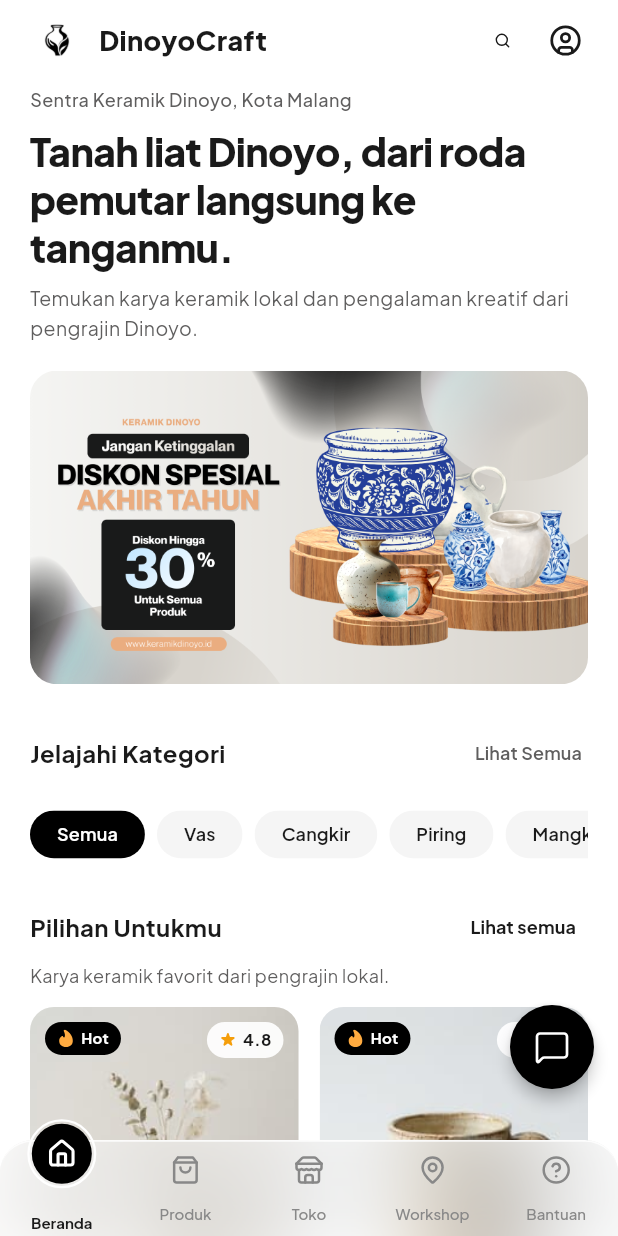
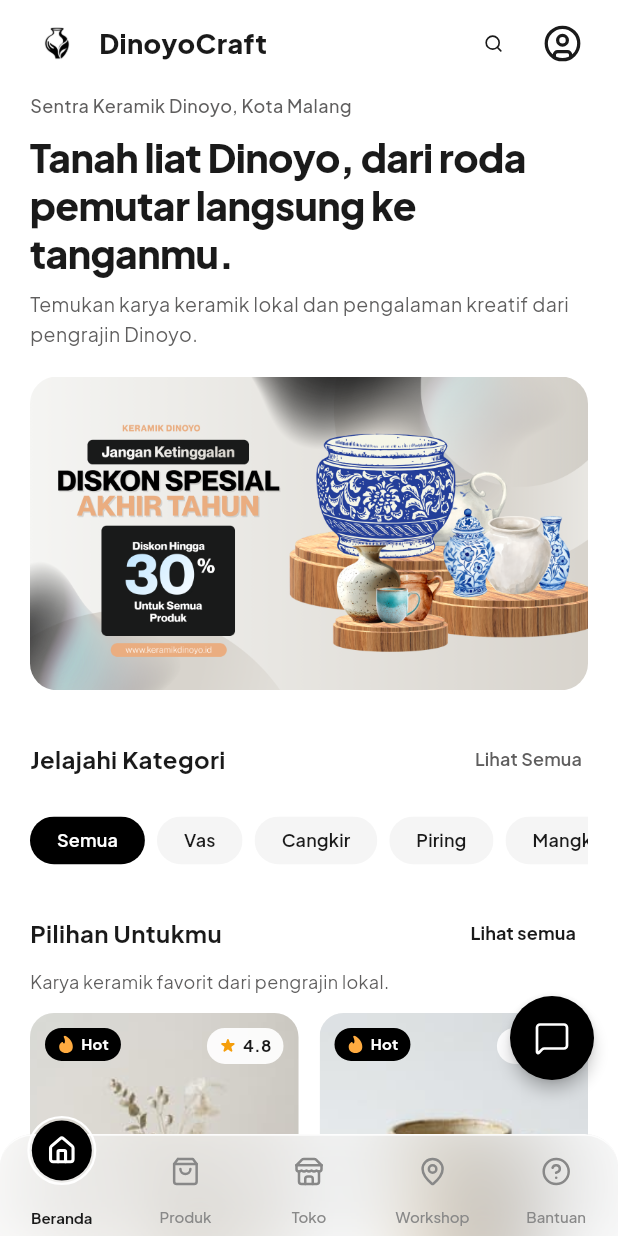
Before and after one commit to alifarda126/DinoyoCraftApp, a Flutter app: the screen it shows after launch, after a tap on "Mulai Menjelajah", after a tap on "Masuk", after a tap on "Masuk dengan Google", on a phone screen of 412 x 824 dp. Run offline on Flutter 3.47's test engine with Material 3 defaults, Android fonts, the light colour scheme and no system bars; our stand-ins replace flutter_svg, go_router, google_fonts.

Commit message:
Fix: navbar overflow, chatbot gesture nav, header icon size

```diff
--- a/lib/core/widgets/dc_app_header.dart
+++ b/lib/core/widgets/dc_app_header.dart
@@ -63,8 +63,8 @@ class _IconBtn extends StatelessWidget {
         padding: const EdgeInsets.all(8),
         child: SvgPicture.asset(
           asset,
-          width: 22,
-          height: 22,
+          width: 26,
+          height: 26,
           colorFilter: const ColorFilter.mode(AppColors.ink, BlendMode.srcIn),
         ),
       ),
--- a/lib/core/widgets/dc_bottom_nav.dart
+++ b/lib/core/widgets/dc_bottom_nav.dart
@@ -26,14 +26,15 @@ class DcBottomNav extends StatelessWidget {
   ];
 
   // Tinggi bar konten (tanpa safe area)
-  static const double _barHeight = 64.0;
-  // Ruang ekstra di atas agar icon yang pop-up tidak terpotong
-  static const double _overflowTop = 18.0;
+  static const double _barHeight = 68.0;
+  // Ruang ekstra di atas agar icon pop-up tidak terpotong
+  static const double _overflowTop = 20.0;
 
   @override
   Widget build(BuildContext context) {
     final rawBottom = MediaQuery.paddingOf(context).bottom;
-    final bottomPad = rawBottom.clamp(0.0, 8.0);
+    // Beri ruang gesture navigation bar Android (max 20px)
+    final bottomPad = rawBottom.clamp(0.0, 20.0);
     final totalHeight = _barHeight + bottomPad + _overflowTop;
 
     return SizedBox(
@@ -113,17 +114,25 @@ class _NavItemWidget extends StatelessWidget {
 
   @override
   Widget build(BuildContext context) {
+    // TweenAnimationBuilder pakai Transform.translate → animasi pop
+    // TANPA mempengaruhi layout (tidak overflow)
     return Column(
+      mainAxisSize: MainAxisSize.min,
       mainAxisAlignment: MainAxisAlignment.end,
       children: [
-        // AnimatedSlide → pop ke atas saat active
-        AnimatedSlide(
-          duration: const Duration(milliseconds: 260),
+        TweenAnimationBuilder<double>(
+          tween: Tween(begin: 0, end: active ? -12.0 : 0.0),
+          duration: const Duration(milliseconds: 280),
           curve: Curves.easeOutBack,
-          offset: active ? const Offset(0, -0.30) : Offset.zero,
+          builder: (ctx, dy, child) {
+            return Transform.translate(
+              offset: Offset(0, dy),
+              child: child,
+            );
+          },
           child: _IconBubble(active: active, item: item),
         ),
-        const SizedBox(height: 3),
+        const SizedBox(height: 4),
         AnimatedDefaultTextStyle(
           duration: const Duration(milliseconds: 200),
           style: GoogleFonts.plusJakartaSans(
@@ -133,7 +142,7 @@ class _NavItemWidget extends StatelessWidget {
           ),
           child: Text(item.label),
         ),
-        const SizedBox(height: 8),
+        const SizedBox(height: 6),
       ],
     );
   }
--- a/lib/features/chatbot/chatbot_screen.dart
+++ b/lib/features/chatbot/chatbot_screen.dart
@@ -123,6 +123,8 @@ class _ClayBotSheetState extends State<_ClayBotSheet> {
   @override
   Widget build(BuildContext context) {
     final bottomInset = MediaQuery.viewInsetsOf(context).bottom;
+    // viewPadding.bottom = gesture navigation bar height (Android)
+    final gestureNavBar = MediaQuery.viewPaddingOf(context).bottom;
     final screenH = MediaQuery.sizeOf(context).height;
 
     return Container(
@@ -298,7 +300,13 @@ class _ClayBotSheetState extends State<_ClayBotSheet> {
               ],
             ),
             padding: EdgeInsets.fromLTRB(
-                12, 10, 12, 10 + bottomInset.clamp(0.0, 300.0)),
+                12,
+                10,
+                12,
+                // Keyboard inset ATAU gesture nav bar (whichever is taller)
+                10 + (bottomInset > 0
+                    ? bottomInset.clamp(0.0, 400.0)
+                    : gestureNavBar.clamp(0.0, 48.0))),
             child: Column(
               mainAxisSize: MainAxisSize.min,
               children: [
```
